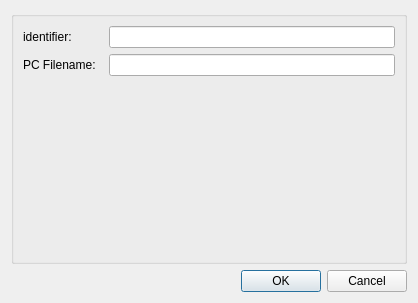
Qt form mapclientplugins/giaspcsourcestep/qt/configuredialog.ui (mapclient-plugins/giaspcsourcestep) before a commit.
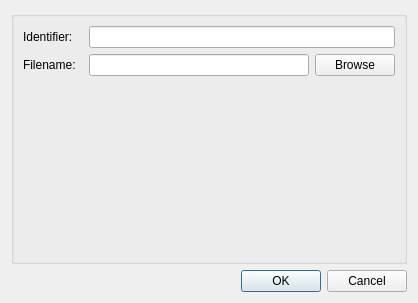
The same form after that commit.

Commit message: added file browser button in config dialogue, fixed tab order

The edit to the form file:
```diff
--- a/mapclientplugins/giaspcsourcestep/qt/configuredialog.ui
+++ b/mapclientplugins/giaspcsourcestep/qt/configuredialog.ui
@@ -23,23 +23,33 @@
       <item row="0" column="0">
        <widget class="QLabel" name="label0">
         <property name="text">
-         <string>identifier:  </string>
+         <string>Identifier:  </string>
         </property>
        </widget>
       </item>
       <item row="0" column="1">
-       <widget class="QLineEdit" name="lineEdit0"/>
-      </item>
-
-      <item row="1" column="0">
-       <widget class="QLabel" name="label1">
-        <property name="text">
-         <string>PC Filename:  </string>
-        </property>
-       </widget>
+       <widget class="QLineEdit" name="idLineEdit"/>
       </item>
       <item row="1" column="1">
-       <widget class="QLineEdit" name="lineEdit1"/>
+       <layout class="QHBoxLayout" name="horizontalLayout">
+        <item>
+         <widget class="QLineEdit" name="fileLocLineEdit"/>
+        </item>
+        <item>
+         <widget class="QPushButton" name="fileLocButton">
+          <property name="text">
+           <string>Browse</string>
+          </property>
+         </widget>
+        </item>
+       </layout>
+      </item>
+      <item row="1" column="0">
+       <widget class="QLabel" name="fileLocLabel">
+        <property name="text">
+         <string>Filename:  </string>
+        </property>
+       </widget>
       </item>
      </layout>
     </widget>
```
Left out of the diff: 32 changed lines with no effect on the pictures. The commit also changes 2 other files.
